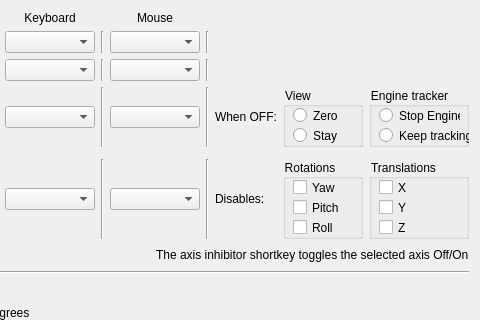
First picture: the form in FaceTrackNoIR/FTNoIR_KeyboardShortcuts.ui, repository opentrack/opentrack, before the edit; both pictures show x 233 to 713 and y 0 to 320 of the 713 by 438 pixel window.
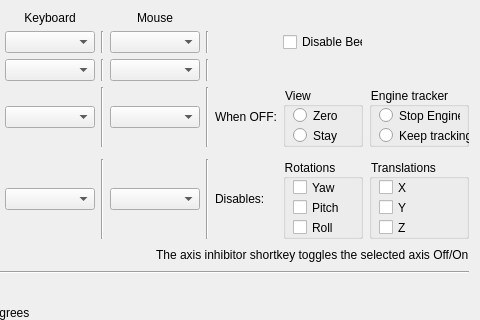
Second picture: the form after the edit. Icons and pictures are not drawn.

Commit message: Changed FreeTrack 2.0 concerning TIRViews. It needs to start first. Added 'disable beep' to KeyboardShortcutDialog.

Diff of the .ui file:
```diff
--- a/FaceTrackNoIR/FTNoIR_KeyboardShortcuts.ui
+++ b/FaceTrackNoIR/FTNoIR_KeyboardShortcuts.ui
@@ -6,7 +6,7 @@
    <rect>
     <x>0</x>
     <y>0</y>
-    <width>672</width>
+    <width>687</width>
     <height>438</height>
    </rect>
   </property>
@@ -682,6 +682,19 @@
          </property>
         </widget>
        </item>
+       <item row="1" column="9">
+        <widget class="QCheckBox" name="chkDisableBeep">
+         <property name="maximumSize">
+          <size>
+           <width>80</width>
+           <height>16777215</height>
+          </size>
+         </property>
+         <property name="text">
+          <string>Disable Beep</string>
+         </property>
+        </widget>
+       </item>
       </layout>
      </item>
     </layout>
```
The commit also changes 7 other files.
